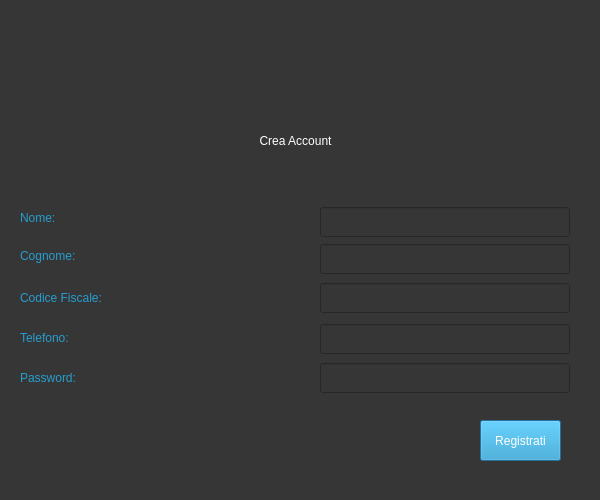
The window that Viste/Accesso/GUI/createacc.ui (GiulianiM/Noleggio) describes before a commit, drawn with Qt 5.
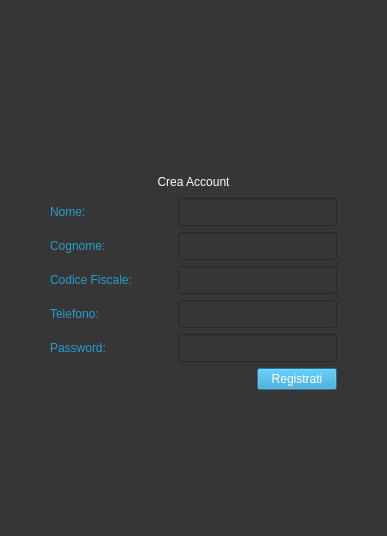
The same window after the commit. Icons and pictures are not drawn.

Patch:
```diff
--- a/Viste/Accesso/GUI/createacc.ui
+++ b/Viste/Accesso/GUI/createacc.ui
@@ -6,10 +6,16 @@
    <rect>
     <x>0</x>
     <y>0</y>
-    <width>600</width>
-    <height>500</height>
+    <width>387</width>
+    <height>536</height>
    </rect>
   </property>
+  <property name="maximumSize">
+   <size>
+    <width>387</width>
+    <height>536</height>
+   </size>
+  </property>
   <property name="windowTitle">
    <string>Creazione Account</string>
   </property>
@@ -21,35 +27,26 @@
   <property name="styleSheet">
    <string notr="true">background-color: rgb(54, 54, 54);</string>
   </property>
-  <widget class="QLabel" name="label">
-   <property name="geometry">
-    <rect>
-     <x>150</x>
-     <y>100</y>
-     <width>291</width>
-     <height>81</height>
-    </rect>
-   </property>
-   <property name="styleSheet">
-    <string notr="true">color: rgb(255, 255, 255);
-font: 28pt &quot;Segoe UI&quot;;</string>
-   </property>
-   <property name="text">
-    <string>Crea Account</string>
-   </property>
-   <property name="alignment">
-    <set>Qt::AlignCenter</set>
-   </property>
-  </widget>
+  <layout class="QGridLayout" name="gridLayout">
+   <item row="2" column="0">
+    <spacer name="horizontalSpacer_5">
+     <property name="orientation">
+      <enum>Qt::Horizontal</enum>
+     </property>
+     <property name="sizeHint" stdset="0">
+      <size>
+       <width>40</width>
+       <height>20</height>
+      </size>
+     </property>
+    </spacer>
+   </item>
+   <item row="3" column="1">
+    <layout class="QHBoxLayout" name="layout_3">
+     <item>
+      <layout class="QVBoxLayout" name="verticalLayout">
+       <item>
   <widget class="QLabel" name="label_2">
-   <property name="geometry">
-    <rect>
-     <x>20</x>
-     <y>200</y>
-     <width>101</width>
-     <height>36</height>
-    </rect>
-   </property>
    <property name="styleSheet">
     <string notr="true">color: rgb(38, 157, 206);
 font: 20pt &quot;Segoe UI&quot;;</string>
@@ -58,15 +55,9 @@
     <string>Nome:</string>
    </property>
   </widget>
+       </item>
+       <item>
   <widget class="QLabel" name="label_3">
-   <property name="geometry">
-    <rect>
-     <x>20</x>
-     <y>230</y>
-     <width>151</width>
-     <height>51</height>
-    </rect>
-   </property>
    <property name="styleSheet">
     <string notr="true">color: rgb(38, 157, 206);
 font: 20pt &quot;Segoe UI&quot;;</string>
@@ -75,51 +66,9 @@
     <string>Cognome:</string>
    </property>
   </widget>
-  <widget class="QLabel" name="label_4">
-   <property name="geometry">
-    <rect>
-     <x>260</x>
-     <y>20</y>
-     <width>81</width>
-     <height>81</height>
-    </rect>
-   </property>
-   <property name="text">
-    <string/>
-   </property>
-   <property name="pixmap">
-    <pixmap>../../logo.png</pixmap>
-   </property>
-   <property name="scaledContents">
-    <bool>true</bool>
-   </property>
-  </widget>
-  <widget class="QPushButton" name="signupbutton">
-   <property name="geometry">
-    <rect>
-     <x>480</x>
-     <y>420</y>
-     <width>81</width>
-     <height>41</height>
-    </rect>
-   </property>
-   <property name="styleSheet">
-    <string notr="true">font-size:14; color:white;background-color:rgb(38, 157, 206)
-</string>
-   </property>
-   <property name="text">
-    <string>Registrati</string>
-   </property>
-  </widget>
+       </item>
+       <item>
   <widget class="QLabel" name="label_5">
-   <property name="geometry">
-    <rect>
-     <x>20</x>
-     <y>280</y>
-     <width>211</width>
-     <height>36</height>
-    </rect>
-   </property>
    <property name="styleSheet">
     <string notr="true">color: rgb(38, 157, 206);
 font: 20pt &quot;Segoe UI&quot;;</string>
@@ -128,32 +77,9 @@
     <string>Codice Fiscale:</string>
    </property>
   </widget>
-  <widget class="QLabel" name="label_6">
-   <property name="geometry">
-    <rect>
-     <x>20</x>
-     <y>360</y>
-     <width>141</width>
-     <height>36</height>
-    </rect>
-   </property>
-   <property name="styleSheet">
-    <string notr="true">color: rgb(38, 157, 206);
-font: 20pt &quot;Segoe UI&quot;;</string>
-   </property>
-   <property name="text">
-    <string>Password:</string>
-   </property>
-  </widget>
+       </item>
+       <item>
   <widget class="QLabel" name="label_7">
-   <property name="geometry">
-    <rect>
-     <x>20</x>
-     <y>320</y>
-     <width>141</width>
-     <height>36</height>
-    </rect>
-   </property>
    <property name="styleSheet">
     <string notr="true">color: rgb(38, 157, 206);
 font: 20pt &quot;Segoe UI&quot;;</string>
@@ -162,67 +88,120 @@
     <string>Telefono:</string>
    </property>
   </widget>
+       </item>
+       <item>
+        <widget class="QLabel" name="label_6">
+         <property name="styleSheet">
+          <string notr="true">color: rgb(38, 157, 206);
+font: 20pt &quot;Segoe UI&quot;;</string>
+         </property>
+         <property name="text">
+          <string>Password:</string>
+         </property>
+        </widget>
+       </item>
+      </layout>
+     </item>
+     <item>
+      <spacer name="horizontalSpacer_4">
+       <property name="orientation">
+        <enum>Qt::Horizontal</enum>
+       </property>
+       <property name="sizeHint" stdset="0">
+        <size>
+         <width>40</width>
+         <height>20</height>
+        </size>
+       </property>
+      </spacer>
+     </item>
+     <item>
+      <layout class="QVBoxLayout" name="verticalLayout_2">
+       <item>
   <widget class="QLineEdit" name="nome">
-   <property name="geometry">
-    <rect>
-     <x>320</x>
-     <y>207</y>
-     <width>250</width>
-     <height>30</height>
-    </rect>
+         <property name="sizePolicy">
+          <sizepolicy hsizetype="MinimumExpanding" vsizetype="Minimum">
+           <horstretch>0</horstretch>
+           <verstretch>0</verstretch>
+          </sizepolicy>
+         </property>
+         <property name="font">
+          <font>
+           <pointsize>13</pointsize>
+          </font>
    </property>
    <property name="styleSheet">
     <string notr="true">color: rgb(255, 255, 255);
 </string>
    </property>
   </widget>
+       </item>
+       <item>
   <widget class="QLineEdit" name="cognome">
-   <property name="geometry">
-    <rect>
-     <x>320</x>
-     <y>244</y>
-     <width>250</width>
-     <height>30</height>
-    </rect>
+         <property name="sizePolicy">
+          <sizepolicy hsizetype="MinimumExpanding" vsizetype="Minimum">
+           <horstretch>0</horstretch>
+           <verstretch>0</verstretch>
+          </sizepolicy>
+         </property>
+         <property name="font">
+          <font>
+           <pointsize>13</pointsize>
+          </font>
    </property>
    <property name="styleSheet">
     <string notr="true">color: rgb(255, 255, 255);</string>
    </property>
   </widget>
+       </item>
+       <item>
   <widget class="QLineEdit" name="cf">
-   <property name="geometry">
-    <rect>
-     <x>320</x>
-     <y>283</y>
-     <width>250</width>
-     <height>30</height>
-    </rect>
+         <property name="sizePolicy">
+          <sizepolicy hsizetype="MinimumExpanding" vsizetype="Minimum">
+           <horstretch>0</horstretch>
+           <verstretch>0</verstretch>
+          </sizepolicy>
+         </property>
+         <property name="font">
+          <font>
+           <pointsize>13</pointsize>
+          </font>
    </property>
    <property name="styleSheet">
     <string notr="true">color: rgb(255, 255, 255);</string>
    </property>
   </widget>
+       </item>
+       <item>
   <widget class="QLineEdit" name="telefono">
-   <property name="geometry">
-    <rect>
-     <x>320</x>
-     <y>324</y>
-     <width>250</width>
-     <height>30</height>
-    </rect>
+         <property name="sizePolicy">
+          <sizepolicy hsizetype="MinimumExpanding" vsizetype="Minimum">
+           <horstretch>0</horstretch>
+           <verstretch>0</verstretch>
+          </sizepolicy>
+         </property>
+         <property name="font">
+          <font>
+           <pointsize>13</pointsize>
+          </font>
    </property>
    <property name="styleSheet">
     <string notr="true">color: rgb(255, 255, 255);</string>
    </property>
   </widget>
+       </item>
+       <item>
   <widget class="QLineEdit" name="password">
-   <property name="geometry">
-    <rect>
-     <x>320</x>
-     <y>363</y>
-     <width>250</width>
-     <height>30</height>
-    </rect>
+         <property name="sizePolicy">
+          <sizepolicy hsizetype="MinimumExpanding" vsizetype="Minimum">
+           <horstretch>0</horstretch>
+           <verstretch>0</verstretch>
+          </sizepolicy>
+         </property>
+         <property name="font">
+          <font>
+           <pointsize>13</pointsize>
+          </font>
    </property>
    <property name="styleSheet">
     <string notr="true">color: rgb(255, 255, 255);</string>
@@ -231,19 +210,140 @@
     <enum>QLineEdit::Password</enum>
    </property>
   </widget>
-  <zorder>label_5</zorder>
-  <zorder>label</zorder>
-  <zorder>label_3</zorder>
-  <zorder>label_4</zorder>
-  <zorder>signupbutton</zorder>
-  <zorder>label_6</zorder>
-  <zorder>label_7</zorder>
-  <zorder>label_2</zorder>
-  <zorder>nome</zorder>
-  <zorder>cognome</zorder>
-  <zorder>cf</zorder>
-  <zorder>telefono</zorder>
-  <zorder>password</zorder>
+       </item>
+      </layout>
+     </item>
+    </layout>
+   </item>
+   <item row="4" column="1">
+    <layout class="QHBoxLayout" name="horizontalLayout_3">
+     <item>
+      <spacer name="horizontalSpacer">
+       <property name="orientation">
+        <enum>Qt::Horizontal</enum>
+       </property>
+       <property name="sizeHint" stdset="0">
+        <size>
+         <width>40</width>
+         <height>20</height>
+        </size>
+       </property>
+      </spacer>
+     </item>
+     <item>
+      <widget class="QPushButton" name="signupbutton">
+       <property name="styleSheet">
+        <string notr="true">font-size:14; color:white;background-color:rgb(38, 157, 206)
+</string>
+       </property>
+       <property name="text">
+        <string>Registrati</string>
+       </property>
+      </widget>
+     </item>
+    </layout>
+   </item>
+   <item row="2" column="1">
+    <layout class="QVBoxLayout" name="layout_2">
+     <item>
+      <widget class="QLabel" name="label">
+       <property name="styleSheet">
+        <string notr="true">color: rgb(255, 255, 255);
+font: 28pt &quot;Segoe UI&quot;;</string>
+       </property>
+       <property name="text">
+        <string>Crea Account</string>
+       </property>
+       <property name="alignment">
+        <set>Qt::AlignCenter</set>
+       </property>
+      </widget>
+     </item>
+    </layout>
+   </item>
+   <item row="1" column="1">
+    <layout class="QHBoxLayout" name="horizontalLayout_2">
+     <item>
+      <spacer name="horizontalSpacer_2">
+       <property name="orientation">
+        <enum>Qt::Horizontal</enum>
+       </property>
+       <property name="sizeHint" stdset="0">
+        <size>
+         <width>40</width>
+         <height>20</height>
+        </size>
+       </property>
+      </spacer>
+     </item>
+     <item>
+      <widget class="QLabel" name="label_4">
+       <property name="text">
+        <string/>
+       </property>
+       <property name="pixmap">
+        <pixmap>../../logo.png</pixmap>
+       </property>
+       <property name="scaledContents">
+        <bool>true</bool>
+       </property>
+      </widget>
+     </item>
+     <item>
+      <spacer name="horizontalSpacer_3">
+       <property name="orientation">
+        <enum>Qt::Horizontal</enum>
+       </property>
+       <property name="sizeHint" stdset="0">
+        <size>
+         <width>40</width>
+         <height>20</height>
+        </size>
+       </property>
+      </spacer>
+     </item>
+    </layout>
+   </item>
+   <item row="0" column="1">
+    <spacer name="verticalSpacer">
+     <property name="orientation">
+      <enum>Qt::Vertical</enum>
+     </property>
+     <property name="sizeHint" stdset="0">
+      <size>
+       <width>20</width>
+       <height>40</height>
+      </size>
+     </property>
+    </spacer>
+   </item>
+   <item row="5" column="1">
+    <spacer name="verticalSpacer_2">
+     <property name="orientation">
+      <enum>Qt::Vertical</enum>
+     </property>
+     <property name="sizeHint" stdset="0">
+      <size>
+       <width>20</width>
+       <height>40</height>
+      </size>
+     </property>
+    </spacer>
+   </item>
+   <item row="2" column="2">
+    <spacer name="horizontalSpacer_6">
+     <property name="orientation">
+      <enum>Qt::Horizontal</enum>
+     </property>
+     <property name="sizeHint" stdset="0">
+      <size>
+       <width>40</width>
+       <height>20</height>
+      </size>
+     </property>
+    </spacer>
+   </item>
+  </layout>
  </widget>
  <resources/>
  <connections/>
```
Lines whose indentation alone changed are shown as unchanged.
